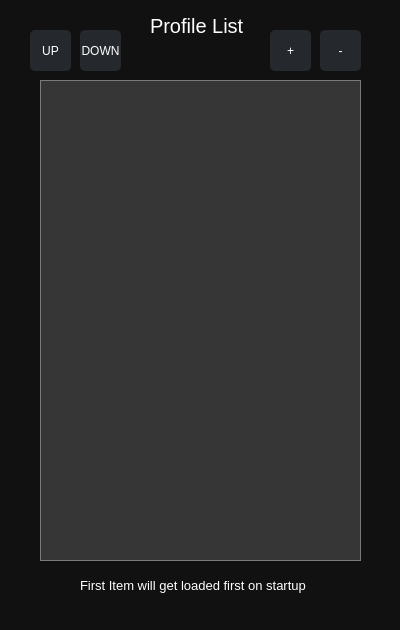
Old version of the form src/dialogs/profilewindow.ui in the repository rhewrani/Instagram-Socials-Downloader.
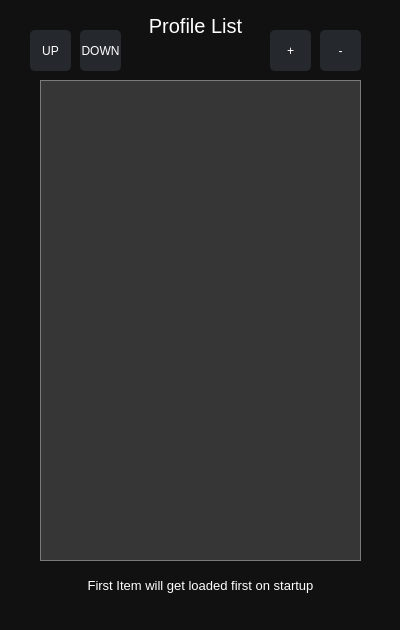
New version of the form.

```diff
--- a/src/dialogs/profilewindow.ui
+++ b/src/dialogs/profilewindow.ui
@@ -99,9 +99,9 @@
    <widget class="QLabel" name="PW_TTL_2">
     <property name="geometry">
      <rect>
-      <x>80</x>
+      <x>40</x>
       <y>570</y>
-      <width>271</width>
+      <width>321</width>
       <height>31</height>
      </rect>
     </property>
@@ -113,13 +113,16 @@
     <property name="text">
      <string>First Item will get loaded first on startup</string>
     </property>
+    <property name="alignment">
+     <set>Qt::AlignmentFlag::AlignCenter</set>
+    </property>
    </widget>
    <widget class="QLabel" name="PW_TTL">
     <property name="geometry">
      <rect>
-      <x>150</x>
+      <x>130</x>
       <y>10</y>
-      <width>111</width>
+      <width>131</width>
       <height>31</height>
      </rect>
     </property>
@@ -131,6 +134,9 @@
     <property name="text">
      <string>Profile List</string>
     </property>
+    <property name="alignment">
+     <set>Qt::AlignmentFlag::AlignCenter</set>
+    </property>
    </widget>
    <widget class="QPushButton" name="PW_BTN_UP">
     <property name="geometry">
```
Left out of the diff: 12 changed lines with no effect on the pictures.
